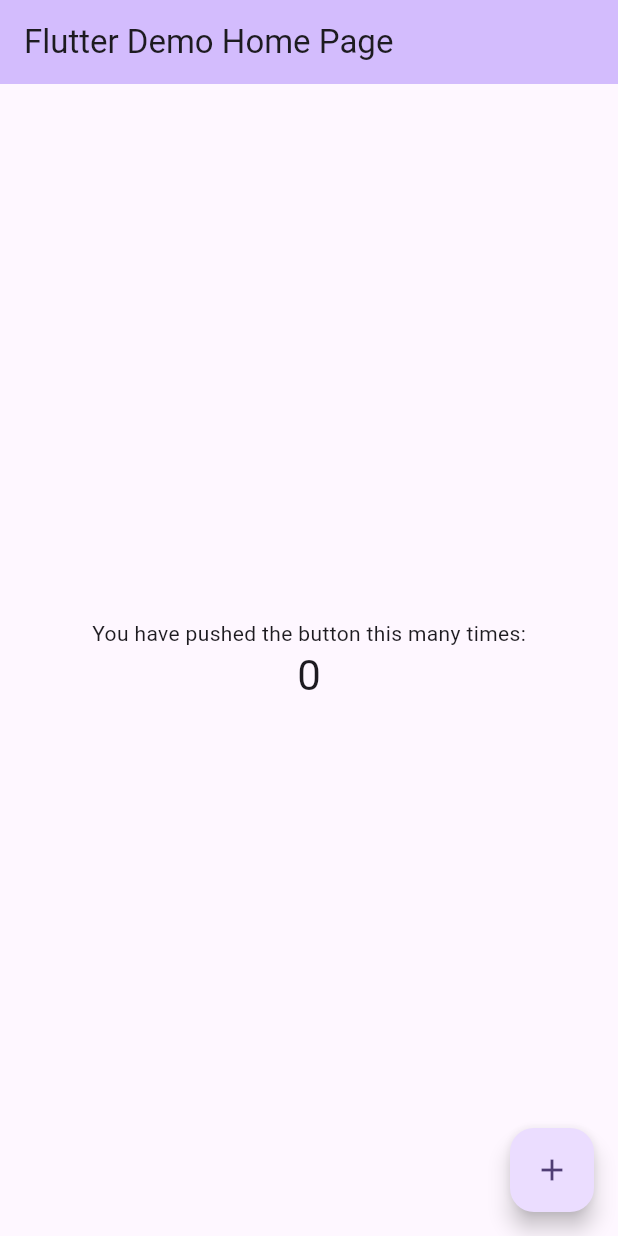
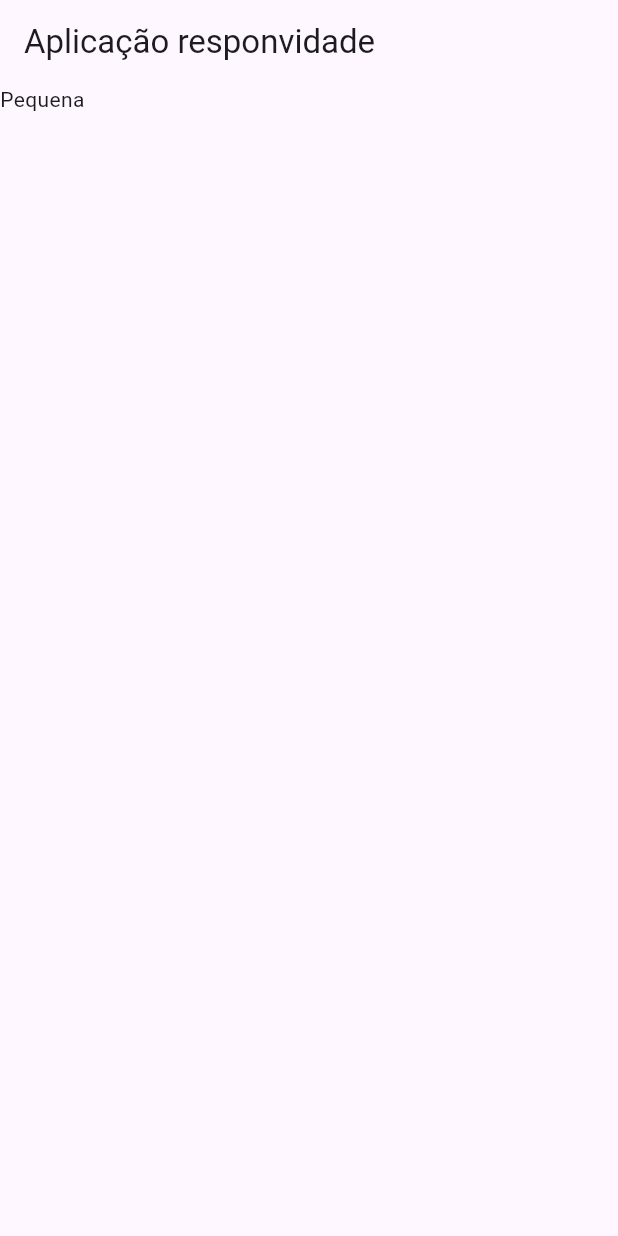
Before and after one commit to eduardaportel/flutter-reponsividade, a Flutter app: the screen it shows after launch, on a phone screen of 412 x 824 dp. Run offline on Flutter 3.47's test engine with Material 3 defaults, Android fonts, the phone set to English and light mode, and no system bars.

Commit message:
widget MeuLayoutResponsivo adicionado

```diff
--- a/lib/main.dart
+++ b/lib/main.dart
@@ -1,125 +1,29 @@
 import 'package:flutter/material.dart';
+void main() => runApp(App());
 
-void main() {
-  runApp(const MyApp());
-}
-
-class MyApp extends StatelessWidget {
-  const MyApp({super.key});
-
-  // This widget is the root of your application.
+class App extends StatelessWidget {
   @override
   Widget build(BuildContext context) {
     return MaterialApp(
-      title: 'Flutter Demo',
+      title: 'Aplicação responsiva',
       theme: ThemeData(
-        // This is the theme of your application.
-        //
-        // TRY THIS: Try running your application with "flutter run". You'll see
-        // the application has a purple toolbar. Then, without quitting the app,
-        // try changing the seedColor in the colorScheme below to Colors.green
-        // and then invoke "hot reload" (save your changes or press the "hot
-        // reload" button in a Flutter-supported IDE, or press "r" if you used
-        // the command line to start the app).
-        //
-        // Notice that the counter didn't reset back to zero; the application
-        // state is not lost during the reload. To reset the state, use hot
-        // restart instead.
-        //
-        // This works for code too, not just values: Most code changes can be
-        // tested with just a hot reload.
-        colorScheme: ColorScheme.fromSeed(seedColor: Colors.deepPurple),
-        useMaterial3: true,
+        primarySwatch: Colors.blue //swatch: a sample
       ),
-      home: const MyHomePage(title: 'Flutter Demo Home Page'),
+      home: MeuLayoutResponsivo(),
     );
   }
 }
 
-class MyHomePage extends StatefulWidget {
-  const MyHomePage({super.key, required this.title});
 
-  // This widget is the home page of your application. It is stateful, meaning
-  // that it has a State object (defined below) that contains fields that affect
-  // how it looks.
-
-  // This class is the configuration for the state. It holds the values (in this
-  // case the title) provided by the parent (in this case the App widget) and
-  // used by the build method of the State. Fields in a Widget subclass are
-  // always marked "final".
-
-  final String title;
-
-  @override
-  State<MyHomePage> createState() => _MyHomePageState();
-}
-
-class _MyHomePageState extends State<MyHomePage> {
-  int _counter = 0;
-
-  void _incrementCounter() {
-    setState(() {
-      // This call to setState tells the Flutter framework that something has
-      // changed in this State, which causes it to rerun the build method below
-      // so that the display can reflect the updated values. If we changed
-      // _counter without calling setState(), then the build method would not be
-      // called again, and so nothing would appear to happen.
-      _counter++;
-    });
-  }
-
+// - MeuLayoutResponsivo: utiliza a classe LayoutBuilder para decidir qual Widget exibir em função da largura da tela.
+class MeuLayoutResponsivo extends StatelessWidget {
   @override
   Widget build(BuildContext context) {
-    // This method is rerun every time setState is called, for instance as done
-    // by the _incrementCounter method above.
-    //
-    // The Flutter framework has been optimized to make rerunning build methods
-    // fast, so that you can just rebuild anything that needs updating rather
-    // than having to individually change instances of widgets.
     return Scaffold(
-      appBar: AppBar(
-        // TRY THIS: Try changing the color here to a specific color (to
-        // Colors.amber, perhaps?) and trigger a hot reload to see the AppBar
-        // change color while the other colors stay the same.
-        backgroundColor: Theme.of(context).colorScheme.inversePrimary,
-        // Here we take the value from the MyHomePage object that was created by
-        // the App.build method, and use it to set our appbar title.
-        title: Text(widget.title),
-      ),
-      body: Center(
-        // Center is a layout widget. It takes a single child and positions it
-        // in the middle of the parent.
-        child: Column(
-          // Column is also a layout widget. It takes a list of children and
-          // arranges them vertically. By default, it sizes itself to fit its
-          // children horizontally, and tries to be as tall as its parent.
-          //
-          // Column has various properties to control how it sizes itself and
-          // how it positions its children. Here we use mainAxisAlignment to
-          // center the children vertically; the main axis here is the vertical
-          // axis because Columns are vertical (the cross axis would be
-          // horizontal).
-          //
-          // TRY THIS: Invoke "debug painting" (choose the "Toggle Debug Paint"
-          // action in the IDE, or press "p" in the console), to see the
-          // wireframe for each widget.
-          mainAxisAlignment: MainAxisAlignment.center,
-          children: <Widget>[
-            const Text(
-              'You have pushed the button this many times:',
-            ),
-            Text(
-              '$_counter',
-              style: Theme.of(context).textTheme.headlineMedium,
-            ),
-          ],
-        ),
-      ),
-      floatingActionButton: FloatingActionButton(
-        onPressed: _incrementCounter,
-        tooltip: 'Increment',
-        child: const Icon(Icons.add),
-      ), // This trailing comma makes auto-formatting nicer for build methods.
+      appBar: AppBar(title: Text("Aplicação responvidade")),
+      body: LayoutBuilder(builder: (context, constraints){
+        return constraints.maxWidth <= 576 ? Text("Pequena") : Text("Grande"); //ternário
+      }),
     );
   }
 }
```
